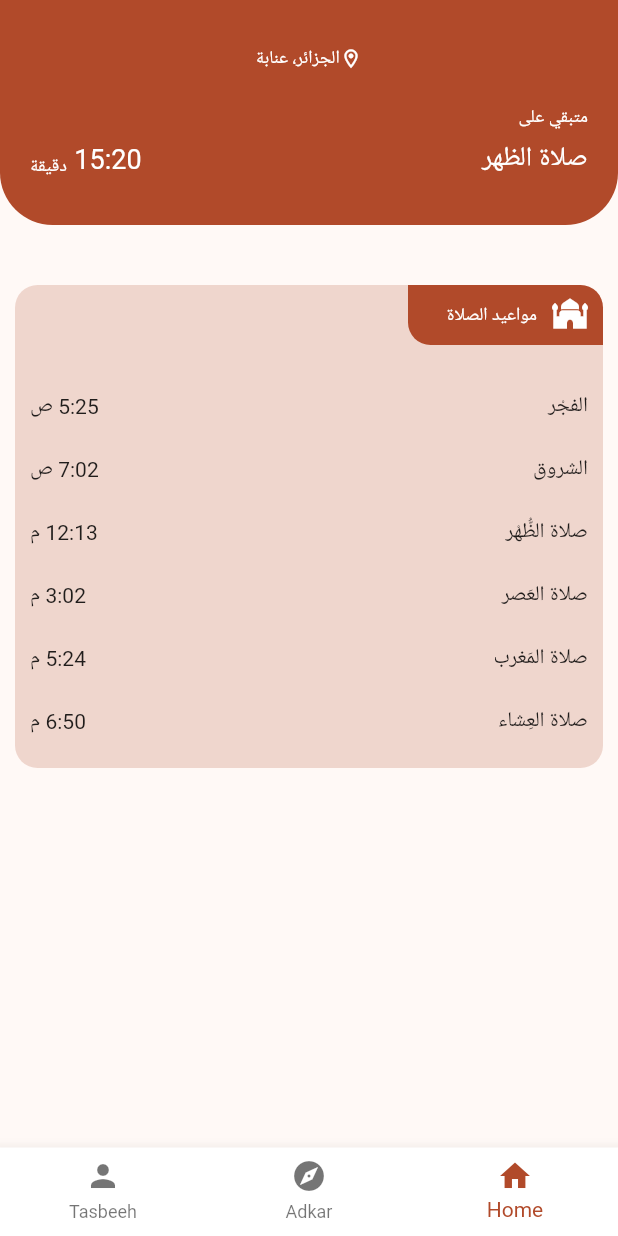
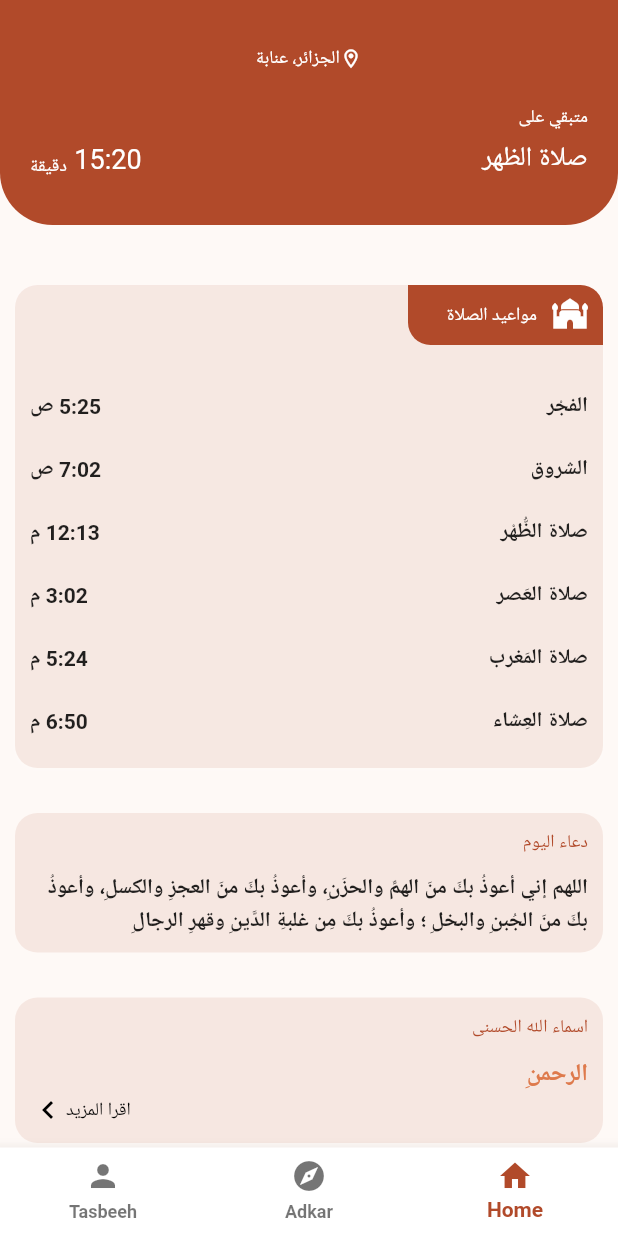
Before and after one commit to Djihanegh/tasbeeh, a Flutter app: the HomeScreen screen opened by its route, on a phone screen of 412 x 824 dp. Run offline on Flutter 3.47's test engine with Material 2 defaults, Android fonts, the phone set to English and light mode, and no system bars; drawn by our look-alikes of auto_size_text; our stand-ins replace go_router, google_fonts, loggy, video_player; generated files the repository leaves out were written again; Roboto replaces fonts that are missing (Cairo).

Commit message:
added names of allah widget

```diff
--- a/lib/core/app/style.dart
+++ b/lib/core/app/style.dart
@@ -15,7 +15,7 @@ const brown = [
   Color(0xFFfef9f6)
 ];
 
-const _background = Color(0xFFFFF9F6);
+const _background = Color(0xFFfef9f6);//0xFFFFF9F6);
 const _lightest = Colors.white;
 const _darkest = Colors.black;
 const _darker = Colors.black87;
@@ -276,14 +276,15 @@ TextTheme _getTextTheme(ColorScheme colorScheme) {
       height: bodyHeight,
       letterSpacing: bodyLetterSpacing,
       color: bodyColor,
-      fontWeight: bodyWeight,
+      fontWeight: FontWeight.bold,
+
     ),
     bodyMedium: TextStyle(
       fontSize: 14,
       height: bodyHeight,
       letterSpacing: bodyLetterSpacing,
       color: bodyColor,
-      fontWeight: bodyWeight,
+      fontWeight: FontWeight.w700,
     ),
     bodySmall: TextStyle(
       fontSize: 12,
--- /dev/null
+++ b/lib/features/home/presentation/screens/widgets/duaa_widget.dart
@@ -0,0 +1,47 @@
+import 'package:auto_size_text/auto_size_text.dart';
+import 'package:flutter/material.dart';
+import 'package:tasbeeh/core/extension/sized_box_extension.dart';
+
+import '../../../../../core/app/style.dart';
+
+class DuaaWidget extends StatelessWidget {
+  const DuaaWidget({super.key});
+
+  @override
+  Widget build(BuildContext context) {
+    return LayoutBuilder(builder: (context, constraints) {
+      return Padding(
+          padding: const EdgeInsets.only(
+            left: 10,
+            right: 10,
+            top: 30,
+          ),
+          child: Container(
+              width: constraints.maxWidth,
+              decoration: BoxDecoration(
+                borderRadius: const BorderRadius.all(
+                  Radius.circular(15),
+                ),
+                color: lightTheme.colorScheme.primaryContainer.withOpacity(0.1),
+              ),
+              child: Padding(
+                  padding: const EdgeInsets.all(10),
+                  child: Column(
+                      mainAxisAlignment: MainAxisAlignment.start,
+                      crossAxisAlignment: CrossAxisAlignment.start,
+                      children: [
+                        AutoSizeText(
+                          'دعاء اليوم',
+                          style: lightTheme.primaryTextTheme.bodySmall!
+                              .copyWith(color: lightTheme.colorScheme.primary),
+                        ),
+                        10.heightXBox,
+                        AutoSizeText(
+                            'اللهم إني أعوذُ بكَ منَ الهمِّ والحزَنِ، وأعوذُ بكَ منَ العجزِ والكسلِ، وأعوذُ بكَ منَ الجُبنِ والبخلِ ؛ وأعوذُ بكَ مِن غلبةِ الدَّينِ وقهرِ الرجالِ',
+                            style: lightTheme.textTheme
+                                .apply(displayColor: Colors.black)
+                                .bodyMedium)
+                      ]))));
+    });
+  }
+}
--- a/lib/features/home/presentation/screens/widgets/home_view.dart
+++ b/lib/features/home/presentation/screens/widgets/home_view.dart
@@ -19,6 +19,8 @@ class _HomeViewState extends State<HomeView> {
         children: [
           AppBarWidget(),
           PrayerTimesWidget(),
+          DuaaWidget(),
+          NamesOfAllahWidget()
         ],
       ));
     });
--- /dev/null
+++ b/lib/features/home/presentation/screens/widgets/names_of_allah_widget.dart
@@ -0,0 +1,62 @@
+import 'package:auto_size_text/auto_size_text.dart';
+import 'package:flutter/material.dart';
+import 'package:tasbeeh/core/extension/sized_box_extension.dart';
+
+import '../../../../../core/app/style.dart';
+
+class NamesOfAllahWidget extends StatelessWidget {
+  const NamesOfAllahWidget({super.key});
+
+  @override
+  Widget build(BuildContext context) {
+    return LayoutBuilder(builder: (context, constraints) {
+      return Padding(
+          padding: const EdgeInsets.only(
+            left: 10,
+            right: 10,
+            top: 30,
+          ),
+          child: Container(
+              width: constraints.maxWidth,
+              decoration: BoxDecoration(
+                borderRadius: const BorderRadius.all(
+                  Radius.circular(15),
+                ),
+                color: lightTheme.colorScheme.primaryContainer.withOpacity(0.1),
+              ),
+              child: Padding(
+                  padding: const EdgeInsets.all(10),
+                  child: Column(
+                      mainAxisAlignment: MainAxisAlignment.start,
+                      crossAxisAlignment: CrossAxisAlignment.start,
+                      children: [
+                        AutoSizeText(
+                          'اسماء الله الحسنى',
+                          style: lightTheme.primaryTextTheme.bodySmall!
+                              .copyWith(color: lightTheme.colorScheme.primary),
+                        ),
+                        10.heightXBox,
+                        AutoSizeText('الرحمنِ',
+                            style: lightTheme.textTheme
+                                .apply(
+                                    displayColor: Color(0xFFf4dcd4),
+                                    bodyColor: Color(0xFFde7a4c))
+                                .bodyLarge),
+                        Row(
+                          mainAxisAlignment: MainAxisAlignment.end,
+                          crossAxisAlignment: CrossAxisAlignment.center,
+                          children: [
+                            AutoSizeText('اقرا المزيد',
+                                style: lightTheme.textTheme
+                                    .apply(displayColor: Colors.black)
+                                    .bodySmall),
+                          const  Icon(
+                              Icons.keyboard_arrow_left,
+                              color: Colors.black,
+                            )
+                          ],
+                        )
+                      ]))));
+    });
+  }
+}
--- a/lib/features/home/presentation/screens/widgets/prayer_times_widget.dart
+++ b/lib/features/home/presentation/screens/widgets/prayer_times_widget.dart
@@ -17,14 +17,20 @@ class PrayerTimesWidget extends StatelessWidget {
             top: 40,
           ),
           child: Container(
-            // height: 260,
             width: constraints.maxWidth,
             decoration: BoxDecoration(
-              borderRadius: const BorderRadius.all(
-                Radius.circular(15),
-              ),
-              color: lightTheme.colorScheme.primaryContainer,
-            ),
+                borderRadius: const BorderRadius.all(
+                  Radius.circular(15),
+                ),
+                color: lightTheme.colorScheme.primaryContainer.withOpacity(0.1),
+                boxShadow: [
+                  BoxShadow(
+                    color: Colors.white.withOpacity(0.1),
+                    spreadRadius: 1,
+                    blurRadius: 1,
+                    offset: const Offset(0, 1), // changes position of shadow
+                  ),
+                ]),
             child: Column(
               mainAxisAlignment: MainAxisAlignment.start,
               crossAxisAlignment: CrossAxisAlignment.start,
@@ -37,7 +43,7 @@ class PrayerTimesWidget extends StatelessWidget {
                       bottomLeft: Radius.circular(15),
                       topRight: Radius.circular(15),
                     ),
-                    color: lightTheme.colorScheme.primary,
+                    color:  lightTheme.colorScheme.primary,
                   ),
                   child: Row(
                     children: [
@@ -67,7 +73,8 @@ class PrayerTimesWidget extends StatelessWidget {
                             prayer.key,
                             style: lightTheme.textTheme
                                 .apply(displayColor: Colors.black)
-                                .bodyMedium,
+                                .bodyMedium
+                            ,
                           ),
                           AutoSizeText(
                             prayer.value,
--- a/lib/features/home/presentation/screens/widgets/widgets.dart
+++ b/lib/features/home/presentation/screens/widgets/widgets.dart
@@ -1,3 +1,5 @@
 export 'app_bar_widget.dart';
 export 'home_view.dart';
 export 'prayer_times_widget.dart';
+export 'duaa_widget.dart';
+export 'names_of_allah_widget.dart';
```
